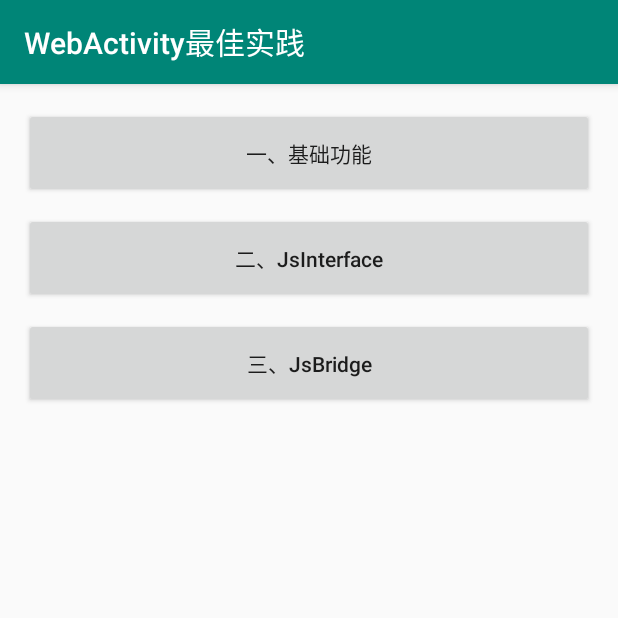
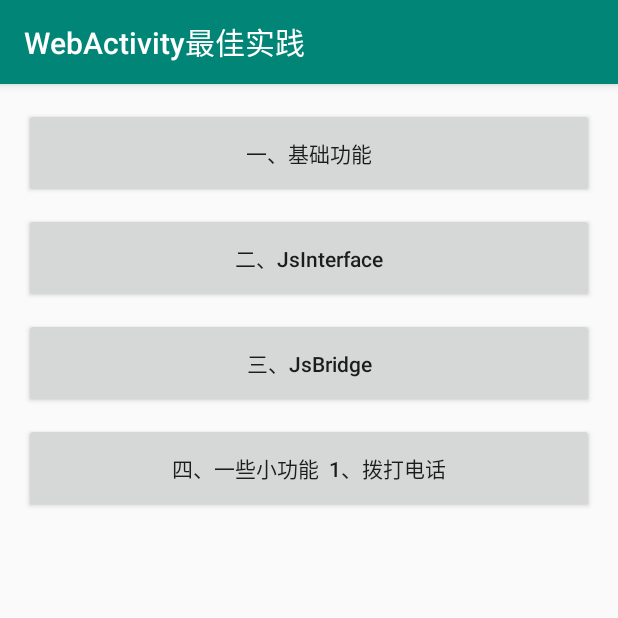
Before and after one commit to SherlockShi/WebActivityBestPractise, an Android app: the screen it shows after launch (MainActivity), on a phone screen of 412 x 824 dp, the top half of it. Run offline under Robolectric (Android 15) with nearby library versions, the phone set to English and light mode, and no system bars.

Commit message:
新增功能【拨打电话】

```diff
--- a/app/src/main/java/com/sherlockshi/webactivitybestpractise/MainActivity.java
+++ b/app/src/main/java/com/sherlockshi/webactivitybestpractise/MainActivity.java
@@ -43,5 +43,14 @@ public class MainActivity extends AppCompatActivity {
                 startActivity(WebActivity.getIntent(MainActivity.this, "file:///android_asset/function3_JsBridge.html"));
             }
         });
+
+        // 四、一些小功能
+        // 1、拨打电话
+        findViewById(R.id.btn41_call_phone).setOnClickListener(new View.OnClickListener() {
+            @Override
+            public void onClick(View view) {
+                startActivity(WebActivity.getIntent(MainActivity.this, "file:///android_asset/function4_some_function.html"));
+            }
+        });
     }
 }
--- a/app/src/main/res/layout/activity_main.xml
+++ b/app/src/main/res/layout/activity_main.xml
@@ -31,5 +31,13 @@
             android:layout_marginTop="10dp"
             android:text="三、JsBridge"
             android:textAllCaps="false"/>
+
+        <Button
+            android:id="@+id/btn41_call_phone"
+            android:layout_width="match_parent"
+            android:layout_height="60dp"
+            android:layout_marginTop="10dp"
+            android:text="四、一些小功能  1、拨打电话"
+            android:textAllCaps="false"/>
     </LinearLayout>
 </androidx.core.widget.NestedScrollView>
```
Also changed, not shown: app/src/main/java/com/sherlockshi/webactivitybestpractise/WebActivity.java (+17 -0 lines), 2 other files.
